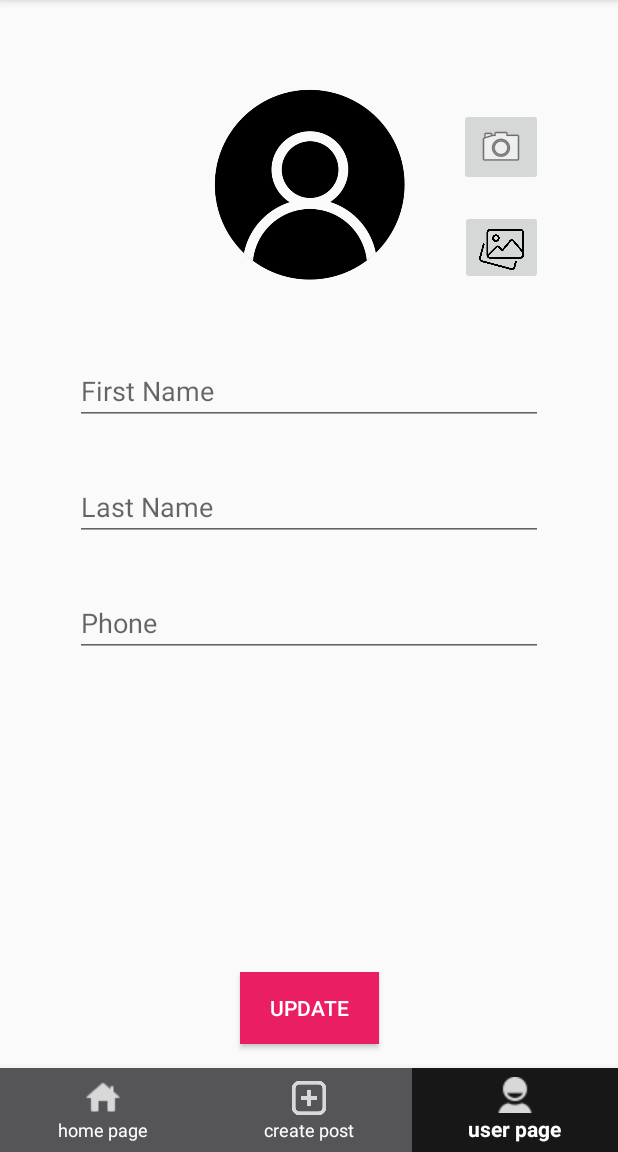
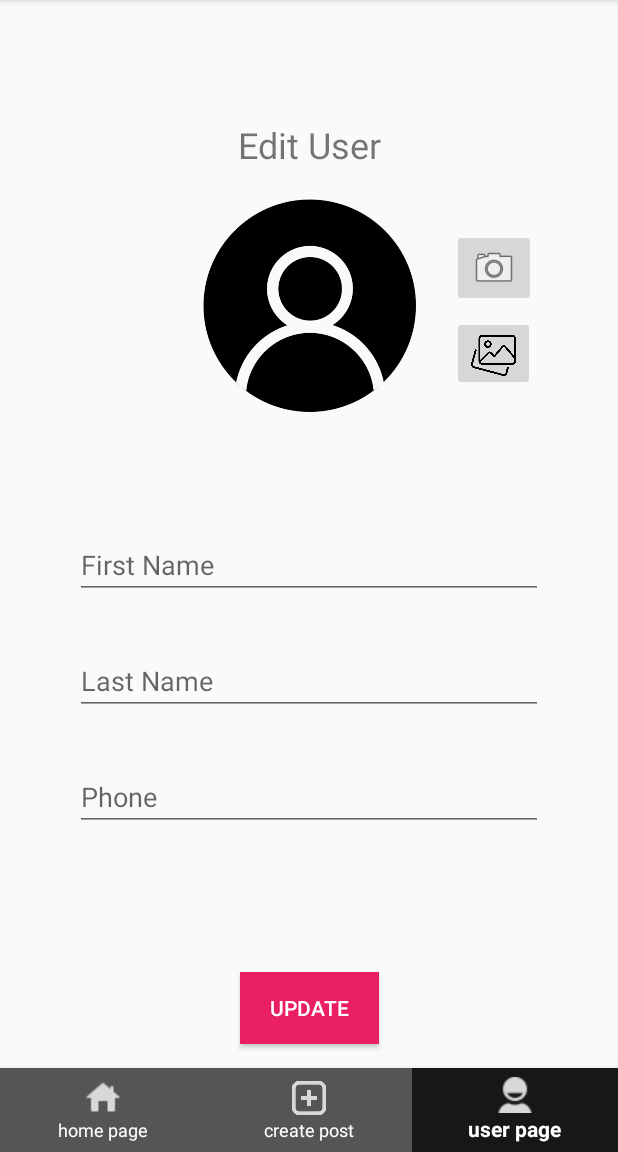
Before and after one commit to DavidMami/ZachenAway, an Android app built with Jetpack Compose: the fragment EditUserFragment placed in its activity, on a phone screen of 412 x 824 dp, the part 84-1236 px from its top. Run offline under Robolectric (Android 15) with nearby library versions, the phone set to English and light mode, and no system bars; our stand-ins replace Firebase (no records; nobody signed in at launch, a user with empty details on screens opened directly), Picasso, navigation-ui.

Commit message:
fix edit user fragment to look better

```diff
--- a/app/src/main/res/layout/fragment_edit_user.xml
+++ b/app/src/main/res/layout/fragment_edit_user.xml
@@ -26,47 +26,59 @@
     <androidx.constraintlayout.widget.ConstraintLayout
         android:id="@+id/userUploadImageLayout"
         android:layout_width="match_parent"
-        android:layout_height="134dp"
+        android:layout_height="250dp"
         app:layout_constraintEnd_toEndOf="parent"
         app:layout_constraintStart_toStartOf="parent"
         app:layout_constraintTop_toTopOf="parent">
 
+        <TextView
+            android:id="@+id/page_title_textView"
+            android:layout_width="wrap_content"
+            android:layout_height="wrap_content"
+            android:layout_marginTop="24dp"
+            android:gravity="center"
+            android:text="Edit User"
+            android:textSize="24sp"
+            app:layout_constraintEnd_toEndOf="parent"
+            app:layout_constraintStart_toStartOf="parent"
+            app:layout_constraintTop_toTopOf="parent" />
+
         <com.google.android.material.imageview.ShapeableImageView
             android:id="@+id/userImageImageView"
-            android:layout_width="0dp"
-            android:layout_height="match_parent"
+            android:layout_width="150dp"
+            android:layout_height="150dp"
+            android:layout_marginTop="16dp"
             android:scaleType="centerCrop"
             android:src="@drawable/user_image_placeholder"
-            app:layout_constraintBottom_toBottomOf="parent"
-            app:layout_constraintDimensionRatio="1:1"
+            app:layout_constraintTop_toBottomOf="@id/page_title_textView"
+            app:layout_constraintStart_toStartOf="parent"
             app:layout_constraintEnd_toEndOf="parent"
-            app:layout_constraintStart_toStartOf="parent"
-            app:layout_constraintTop_toTopOf="parent"
-            app:layout_constraintVertical_bias="1.0"
             app:shapeAppearanceOverlay="@style/circleImageView" />
 
         <ImageButton
             android:id="@+id/takePhotoButton"
             android:layout_width="wrap_content"
             android:layout_height="wrap_content"
-            android:layout_marginEnd="50dp"
+            android:layout_marginTop="40dp"
+            android:layout_marginStart="20dp"
             android:layout_weight="1"
             android:src="@android:drawable/ic_menu_camera"
-            app:layout_constraintBottom_toTopOf="@+id/uploadImageFromGalleryButton"
-            app:layout_constraintEnd_toEndOf="parent"
-            app:layout_constraintTop_toTopOf="parent"
+            app:layout_constraintStart_toEndOf="@+id/userImageImageView"
+            app:layout_constraintTop_toBottomOf="@+id/page_title_textView"
             tools:ignore="SpeakableTextPresentCheck" />
 
         <ImageButton
             android:id="@+id/uploadImageFromGalleryButton"
             android:layout_width="55dp"
             android:layout_height="50dp"
-            android:layout_marginEnd="50dp"
+            android:layout_marginBottom="40dp"
+            android:layout_marginStart="20dp"
             android:layout_weight="1"
             android:scaleType="fitCenter"
             android:src="@drawable/gallery_icon"
             app:layout_constraintBottom_toBottomOf="parent"
-            app:layout_constraintEnd_toEndOf="parent"
+            app:layout_constraintStart_toEndOf="@+id/userImageImageView"
+            app:layout_constraintTop_toBottomOf="@+id/takePhotoButton"
             tools:ignore="SpeakableTextPresentCheck" />
 
     </androidx.constraintlayout.widget.ConstraintLayout>
```
